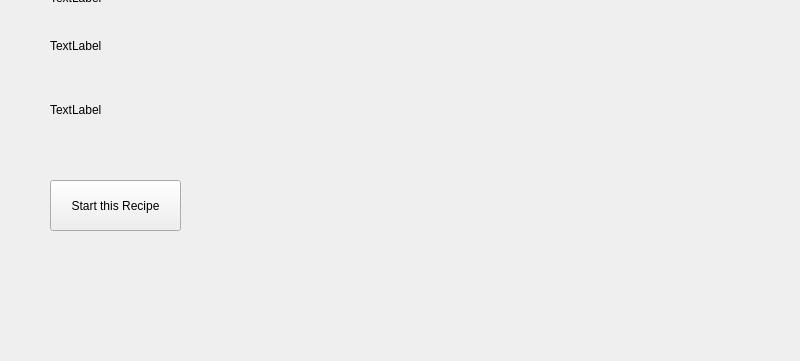
bigdog765/qt-database, file RecipeDataSeeding/dashboard.ui: the form before one commit; both pictures show x 0 to 800 and y 140 to 501 of the 800 by 600 pixel window.
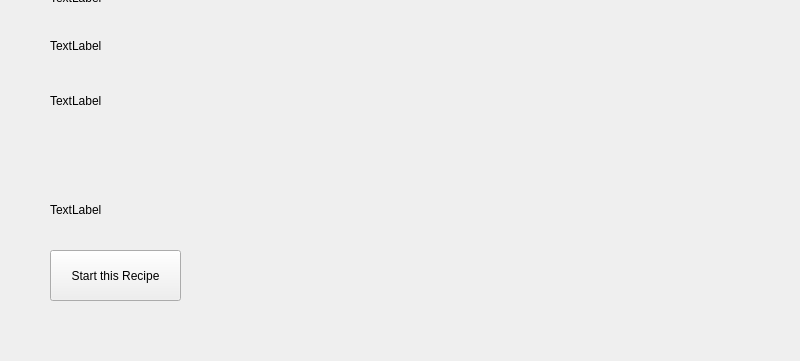
The form after the commit.

What changed in the file:
```diff
--- a/RecipeDataSeeding/dashboard.ui
+++ b/RecipeDataSeeding/dashboard.ui
@@ -18,7 +18,7 @@
     <property name="geometry">
      <rect>
       <x>50</x>
-      <y>320</y>
+      <y>390</y>
       <width>131</width>
       <height>51</height>
      </rect>
@@ -76,7 +76,7 @@
     <property name="geometry">
      <rect>
       <x>50</x>
-      <y>220</y>
+      <y>320</y>
       <width>631</width>
       <height>61</height>
      </rect>
@@ -104,6 +104,22 @@
      <string>TextLabel</string>
     </property>
    </widget>
+   <widget class="QLabel" name="extendedNutrition">
+    <property name="geometry">
+     <rect>
+      <x>50</x>
+      <y>200</y>
+      <width>681</width>
+      <height>81</height>
+     </rect>
+    </property>
+    <property name="text">
+     <string>TextLabel</string>
+    </property>
+    <property name="wordWrap">
+     <bool>true</bool>
+    </property>
+   </widget>
   </widget>
   <widget class="QMenuBar" name="menubar">
    <property name="geometry">
```
